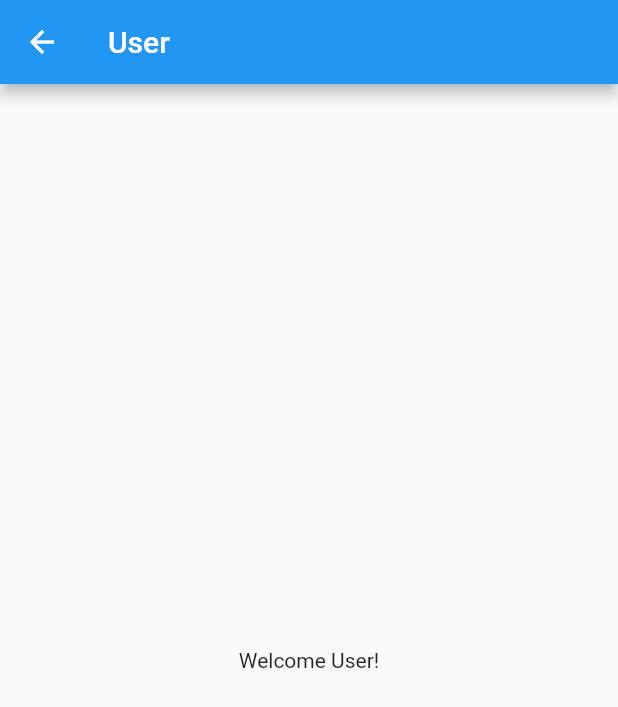
After one commit to IsaiDiaz/security_project, a Flutter app: the UserPage screen opened directly, on a phone screen of 412 x 824 dp. The commit adds this screen. Shown: the top 707 px of the screen. Run offline on Flutter 3.47's test engine with Material 2 defaults, Android fonts, the phone set to English and light mode, and no system bars.

Commit message:
Agregada diferenciacion de roles, autenticacion y registro de nueveas cuentas

```diff
--- /dev/null
+++ b/lib/objects/auth_service.dart
@@ -0,0 +1,14 @@
+import 'user.dart';
+
+class AuthService{
+
+  static List<User> users = [
+    User(username: 'admin', password: 'admin', role: Role.admin),
+    User(username: 'user', password: 'user', role: Role.user)
+  ];
+
+  static void addUser(User user){
+    users.add(user);
+  }
+
+}
--- /dev/null
+++ b/lib/objects/user.dart
@@ -0,0 +1,13 @@
+class User{
+  final String username;
+  final String password;
+  final Role role;
+
+  User({required this.username,required this.password,required this.role});
+
+}
+
+enum Role{
+  admin,
+  user,
+}
--- a/lib/pages/home_page.dart
+++ b/lib/pages/home_page.dart
@@ -1,11 +1,23 @@
 import 'package:flutter/material.dart';
+import 'package:security_project/objects/user.dart';
+import 'admin_page.dart';
+import 'user_page.dart';
 
 class HomePage extends StatefulWidget {
+
+  final User user;
+
+  HomePage({Key? key, required this.user}) : super(key: key);
+
   @override
-  _HomePageState createState() => _HomePageState();
+  _HomePageState createState() => _HomePageState(user: user);
 }
 
 class _HomePageState extends State<HomePage> {
+
+  final User user;
+
+  _HomePageState({Key? key, required this.user});
 
   @override
   Widget build(BuildContext context) {
@@ -15,7 +27,33 @@ class _HomePageState extends State<HomePage> {
         ),
         body:
         Center(
-          child: Text('Hello World!'),
+          child: Column(
+            mainAxisAlignment: MainAxisAlignment.center,
+            children: [
+              Text('Welcome ${widget.user.username}'),
+              SizedBox(height: 16.0,),
+              if (user.role == Role.admin)
+                ElevatedButton(
+                  onPressed: () {
+                    Navigator.push(
+                      context,
+                      MaterialPageRoute(builder: (context) => AdminPage()),
+                    );
+                  },
+                  child: Text('Admin Page'),
+                ),
+              if (user.role == Role.user)
+                ElevatedButton(
+                  onPressed: () {
+                    Navigator.push(
+                      context,
+                      MaterialPageRoute(builder: (context) => UserPage()),
+                    );
+                  },
+                  child: Text('User Page'),
+                ),
+            ],
+          ),
         ),
 
         );
--- a/lib/pages/login_page.dart
+++ b/lib/pages/login_page.dart
@@ -1,6 +1,8 @@
 import 'package:flutter/material.dart';
 import 'home_page.dart';
 import 'register_page.dart';
+import 'package:security_project/objects/user.dart';
+import 'package:security_project/objects/auth_service.dart';
 
 class LoginPage extends StatefulWidget {
   @override
@@ -8,6 +10,7 @@ class LoginPage extends StatefulWidget {
 }
 
 class _LoginPageState extends State<LoginPage> {
+
   final _formKey = GlobalKey<FormState>();
   String _username = "";
   String _password = "";
@@ -73,10 +76,17 @@ class _LoginPageState extends State<LoginPage> {
   }
 
   void _login(BuildContext context) {
-    if (_username == 'myusername' && _password == 'mypassword') {
-      Navigator.pushReplacement(
-          context, MaterialPageRoute(builder: (context) => HomePage()));
-    } else {
+    User currentUser = User(password: 'placeholder', username: 'placeholder', role: Role.user);
+    for(var user in AuthService.users){
+      if(user.username == _username && user.password == _password){
+        currentUser = user;
+      }
+    }
+
+    if (currentUser.username != 'placeholder'){
+      Navigator.pushReplacement(context,
+      MaterialPageRoute(builder: (context) => HomePage(user: currentUser)));
+    }else{
       showDialog(
           context: context,
           builder: (context) => AlertDialog(
@@ -89,7 +99,6 @@ class _LoginPageState extends State<LoginPage> {
                 ],
               ));
     }
-
     // ScaffoldMessenger.of(context).showSnackBar(SnackBar(content: Text('Logging in...')
   }
 }
--- /dev/null
+++ b/lib/pages/user_page.dart
@@ -0,0 +1,15 @@
+import 'package:flutter/material.dart';
+
+class UserPage extends StatelessWidget {
+  @override
+  Widget build(BuildContext context) {
+    return Scaffold(
+      appBar: AppBar(
+        title: Text('User'),
+      ),
+      body: Center(
+        child: Text('Welcome User!'),
+      ),
+    );
+  }
+}
```
Also changed, not shown: lib/pages/admin_page.dart (added, +15 -0 lines), lib/pages/register_page.dart (+13 -4 lines).
